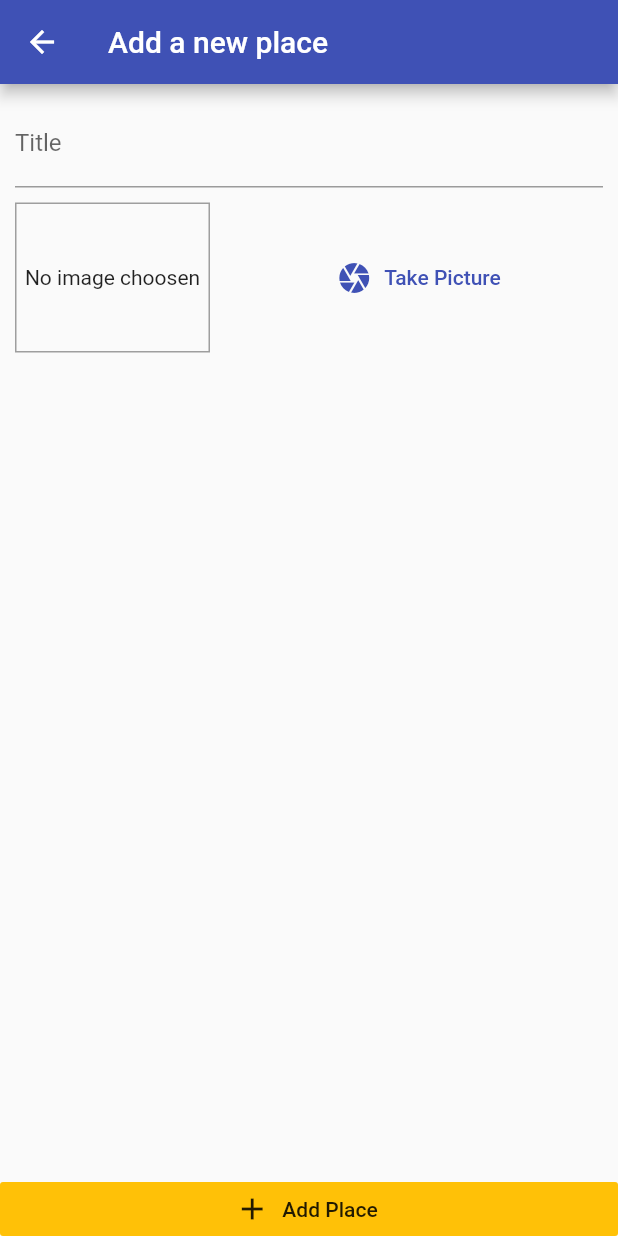
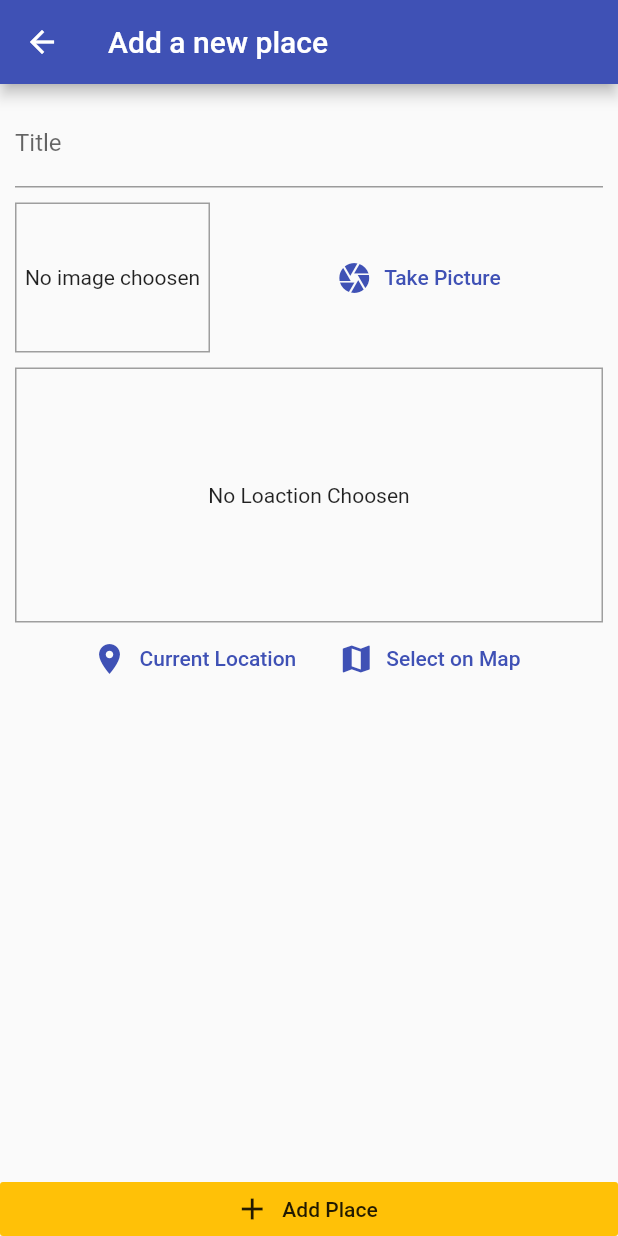
Before and after one commit to rajpatel2619/flutter_places_app, a Flutter app: the screen it shows after launch, after a tap on the "add" icon, on a phone screen of 412 x 824 dp. Run offline on Flutter 3.47's test engine with Material 2 defaults, Android fonts, the phone set to English and light mode, and no system bars; our stand-ins replace google_maps_flutter, image_picker, location, sqflite; accounts and stored records are empty.

```diff
--- /dev/null
+++ b/lib/helpers/db_helper.dart
@@ -0,0 +1,25 @@
+import 'package:sqflite/sqflite.dart' as sql;
+import 'package:path/path.dart' as path;
+
+class DBHelper {
+  static Future<sql.Database> database() async {
+    final dbPath = await sql.getDatabasesPath();
+    return sql.openDatabase(path.join(dbPath, 'places.db'),
+        onCreate: (db, version) {
+      return db.execute(
+          'CREATE TABLE user_places(id TEXT PRIMARY KEY,title TEXT,image TEXT,loc_lat REAL,loc_lng REAL,address TEXT)');
+    }, version: 1);
+  }
+
+  static Future<void> insert(String table, Map<String, Object> data) async {
+    print('a db str');
+    final db = await DBHelper.database();
+    db.insert(table, data, conflictAlgorithm: sql.ConflictAlgorithm.replace);
+    print('add db end');
+  }
+
+  static Future<List<Map<String, dynamic>>> getData(String table) async {
+    final db = await DBHelper.database();
+    return db.query(table);
+  }
+}
--- /dev/null
+++ b/lib/helpers/location_helpers.dart
@@ -0,0 +1,20 @@
+import 'dart:convert';
+
+import 'package:http/http.dart' as http;
+
+const GOOGLE_API_KEY = 'AIzaSyAvOYU3BIrZnTXTZQWo-ulHC4HQqVNpwek';
+
+class LocationHelper {
+  static String generateLocationPreviewImage(
+      {double latitude, double longitude}) {
+    return 'https://maps.googleapis.com/maps/api/staticmap?center=&$latitude,$longitude&zoom=16&size=600x300&maptype=roadmap&markers=color:red%7Clabel:C%7R$latitude,$longitude&key=$GOOGLE_API_KEY';
+  }
+
+  static Future<String> getPlaceAddress(double lat, double lng) async {
+    final url =
+        'https://maps.googleapis.com/maps/api/geocode/json?latlng=$lat,$lng&key=$GOOGLE_API_KEY';
+
+    final response = await http.get(url);
+    return json.decode(response.body)['results'][0];
+  }
+}
--- a/lib/main.dart
+++ b/lib/main.dart
@@ -1,6 +1,7 @@
 import 'package:flutter/material.dart';
 import 'package:place_app/providers/great_places.dart';
 import 'package:place_app/screens/add_place_screen.dart';
+import 'package:place_app/screens/place_detail_screen.dart';
 import 'package:place_app/screens/places_list_screen.dart';
 import 'package:provider/provider.dart';
 
@@ -20,7 +21,8 @@ class MyApp extends StatelessWidget {
             ThemeData(primarySwatch: Colors.indigo, accentColor: Colors.amber),
         home: PlacesListScreen(),
         routes: {
-          AddPlaceScreen.routeName:(ctx)=>AddPlaceScreen(),
+          AddPlaceScreen.routeName: (ctx) => AddPlaceScreen(),
+          PlaceDetail.routeName: (ctx) => PlaceDetail(),
         },
       ),
     );
--- a/lib/models/place.dart
+++ b/lib/models/place.dart
@@ -7,7 +7,7 @@ class PlaceLocation {
   final double longitude;
   final String address;
 
-  PlaceLocation({
+ const PlaceLocation({
     @required this.latitude,
     @required this.longitude,
     this.address,
--- a/lib/providers/great_places.dart
+++ b/lib/providers/great_places.dart
@@ -1,4 +1,8 @@
+import 'dart:io';
+
 import 'package:flutter/foundation.dart';
+import 'package:place_app/helpers/db_helper.dart';
+import 'package:place_app/helpers/location_helpers.dart';
 import 'package:place_app/models/place.dart';
 
 class GreatPlaces with ChangeNotifier {
@@ -7,4 +11,56 @@ class GreatPlaces with ChangeNotifier {
   List<Place> get items {
     return [..._items];
   }
+
+  Place findById(String id) {
+    return _items.firstWhere((element) => element.id == id);
+  }
+
+  Future<void> addPlace(File pickedImage, String pickedTitle,
+      PlaceLocation pickedLocation) async {
+    print('adding start');
+
+    final address = await LocationHelper.getPlaceAddress(
+        pickedLocation.latitude, pickedLocation.longitude);
+    final updatedLocation = PlaceLocation(
+        latitude: pickedLocation.latitude,
+        longitude: pickedLocation.longitude,
+        address: address);
+
+    final newPlace = Place(
+      id: DateTime.now().toString(),
+      image: pickedImage,
+      title: pickedTitle,
+      location: updatedLocation,
+    );
+    _items.add(newPlace);
+    notifyListeners();
+    DBHelper.insert('user_places', {
+      'id': newPlace.id,
+      'title': newPlace.title,
+      'image': newPlace.image.path,
+      'loc_lat': newPlace.location.latitude,
+      'loc_lng': newPlace.location.longitude,
+      'address': newPlace.location.address,
+    });
+    print('adding end');
+  }
+
+  Future<void> fetchAndSetPlaces() async {
+    print('fetch start');
+    final dataList = await DBHelper.getData('user_places');
+    dataList
+        .map((e) => Place(
+              id: e['id'],
+              title: e['title'],
+              image: File(e['image']),
+              location: PlaceLocation(
+                  latitude: e['loc_lat'],
+                  longitude: e['lng_lat'],
+                  address: e['address']),
+            ))
+        .toList();
+    print('fetch end');
+    notifyListeners();
+  }
 }
--- a/lib/screens/add_place_screen.dart
+++ b/lib/screens/add_place_screen.dart
@@ -1,5 +1,12 @@
 import 'package:flutter/material.dart';
+import 'package:place_app/models/place.dart';
+import 'package:place_app/providers/great_places.dart';
 import 'package:place_app/widgets/image_input.dart';
+import 'package:place_app/widgets/location_input.dart';
+
+import 'dart:io';
+
+import 'package:provider/provider.dart';
 
 class AddPlaceScreen extends StatefulWidget {
   static const routeName = '/add-place';
@@ -9,6 +16,28 @@ class AddPlaceScreen extends StatefulWidget {
 
 class _AddPlaceScreenState extends State<AddPlaceScreen> {
   final _titleController = TextEditingController();
+  File _pickedImage;
+  PlaceLocation _pickedLocation;
+
+  void _selectImage(File pickedImage) {
+    _pickedImage = pickedImage;
+  }
+
+  void _selectPlace(double lat, double lng) {
+    _pickedLocation = PlaceLocation(latitude: lat, longitude: lng);
+  }
+
+  void _savePlace() {
+    if (_titleController.text.isEmpty ||
+        _pickedImage == null ||
+        _pickedLocation == null) {
+      return;
+    }
+    Provider.of<GreatPlaces>(context, listen: false)
+        .addPlace(_pickedImage, _titleController.text, _pickedLocation);
+    Navigator.of(context).pop();
+  }
+
   @override
   Widget build(BuildContext context) {
     return Scaffold(
@@ -28,20 +57,27 @@ class _AddPlaceScreenState extends State<AddPlaceScreen> {
                       decoration: InputDecoration(labelText: 'Title'),
                       controller: _titleController,
                     ),
-                   SizedBox(height: 10,),
-                   ImageInput(),
+                    SizedBox(
+                      height: 10,
+                    ),
+                    ImageInput(_selectImage),
+                    SizedBox(
+                      height: 10,
+                    ),
+                    LocationInput(_selectPlace),
                   ],
                 ),
               ),
             ),
           ),
           RaisedButton.icon(
-              icon: Icon(Icons.add),
-              elevation: 0,
-              materialTapTargetSize: MaterialTapTargetSize.shrinkWrap,
-              label: Text('Add Place'),
-              color: Theme.of(context).accentColor,
-              onPressed: () {})
+            icon: Icon(Icons.add),
+            elevation: 0,
+            materialTapTargetSize: MaterialTapTargetSize.shrinkWrap,
+            label: Text('Add Place'),
+            color: Theme.of(context).accentColor,
+            onPressed: _savePlace,
+          )
         ],
       ),
     );
--- a/lib/screens/places_list_screen.dart
+++ b/lib/screens/places_list_screen.dart
@@ -1,5 +1,8 @@
 import 'package:flutter/material.dart';
+import 'package:place_app/providers/great_places.dart';
 import 'package:place_app/screens/add_place_screen.dart';
+import 'package:place_app/screens/place_detail_screen.dart';
+import 'package:provider/provider.dart';
 
 class PlacesListScreen extends StatelessWidget {
   @override
@@ -15,8 +18,39 @@ class PlacesListScreen extends StatelessWidget {
               })
         ],
       ),
-      body: Center(
-        child: CircularProgressIndicator(),
+      body: FutureBuilder(
+        future: Provider.of<GreatPlaces>(context, listen: false)
+            .fetchAndSetPlaces(),
+        builder: (ctx, snapshot) => snapshot.connectionState ==
+                ConnectionState.waiting
+            ? Center(
+                child: CircularProgressIndicator(),
+              )
+            : Consumer<GreatPlaces>(
+                child: Center(
+                  child: const Text('Got no places, trying adding some!'),
+                ),
+                builder: (ctx, greatPlaces, ch) => greatPlaces.items.length <= 0
+                    ? ch
+                    : ListView.builder(
+                        itemCount: greatPlaces.items.length,
+                        itemBuilder: (ctx, i) => ListTile(
+                          leading: CircleAvatar(
+                            backgroundImage:
+                                FileImage(greatPlaces.items[i].image),
+                          ),
+                          title: Text(greatPlaces.items[i].title),
+                          subtitle: Text(greatPlaces.items[i].location.address),
+                          onTap: () {
+                            //go to detail page
+                            Navigator.of(context).pushNamed(
+                              PlaceDetail.routeName,
+                              arguments: greatPlaces.items[i].id
+                            );
+                          },
+                        ),
+                      ),
+              ),
       ),
     );
   }
--- /dev/null
+++ b/lib/widgets/location_input.dart
@@ -0,0 +1,93 @@
+import 'package:flutter/material.dart';
+import 'package:google_maps_flutter/google_maps_flutter.dart';
+import 'package:location/location.dart';
+import 'package:place_app/helpers/location_helpers.dart';
+import 'package:place_app/screens/map_screen.dart';
+
+class LocationInput extends StatefulWidget {
+  final Function onSelectPlace;
+  LocationInput(this.onSelectPlace);
+
+  @override
+  _LocationInputState createState() => _LocationInputState();
+}
+
+class _LocationInputState extends State<LocationInput> {
+  String _previewImageUrl;
+
+  void _showPreview(double lat, double lng) {
+    final staticImageUrl = LocationHelper.generateLocationPreviewImage(
+        latitude: lat, longitude: lng);
+    setState(() {
+      _previewImageUrl = staticImageUrl;
+    });
+  }
+
+  Future<void> _getCurrentUserLocation() async {
+    try {
+      final locData = await Location().getLocation();
+      _showPreview(locData.latitude, locData.longitude);
+      widget.onSelectPlace(locData.latitude, locData.longitude);
+    } catch (error) {
+      return;
+    }
+  }
+
+  Future<void> _selectOnMap() async {
+    final selectedLocation =
+        await Navigator.of(context).push<LatLng>(MaterialPageRoute(
+            fullscreenDialog: true,
+            builder: (ctx) => MapScreen(
+                  isSelecting: true,
+                )));
+
+    if (selectedLocation == null) {
+      return;
+    }
+    //....
+    _showPreview(selectedLocation.latitude, selectedLocation.longitude);
+    widget.onSelectPlace(selectedLocation.latitude, selectedLocation.longitude);
+  }
+
+  @override
+  Widget build(BuildContext context) {
+    return Column(
+      children: [
+        Container(
+          height: 170,
+          width: double.infinity,
+          alignment: Alignment.center,
+          decoration:
+              BoxDecoration(border: Border.all(width: 1, color: Colors.grey)),
+          child: _previewImageUrl == null
+              ? Text(
+                  'No Loaction Choosen',
+                  textAlign: TextAlign.center,
+                )
+              : Image.network(
+                  _previewImageUrl,
+                  fit: BoxFit.cover,
+                  width: double.infinity,
+                ),
+        ),
+        Row(
+          mainAxisAlignment: MainAxisAlignment.center,
+          children: [
+            FlatButton.icon(
+              onPressed: _getCurrentUserLocation,
+              icon: Icon(Icons.location_on),
+              label: Text('Current Location'),
+              textColor: Theme.of(context).primaryColor,
+            ),
+            FlatButton.icon(
+              onPressed: _selectOnMap,
+              icon: Icon(Icons.map),
+              label: Text('Select on Map'),
+              textColor: Theme.of(context).primaryColor,
+            ),
+          ],
+        )
+      ],
+    );
+  }
+}
```
Also changed, not shown: lib/screens/map_screen.dart (added, +59 -0 lines), lib/screens/place_detail_screen.dart (+55 -0 lines), lib/widgets/image_input.dart (+26 -1 lines), pubspec.yaml (+8 -1 lines), pubspec.lock, 3 other files.
